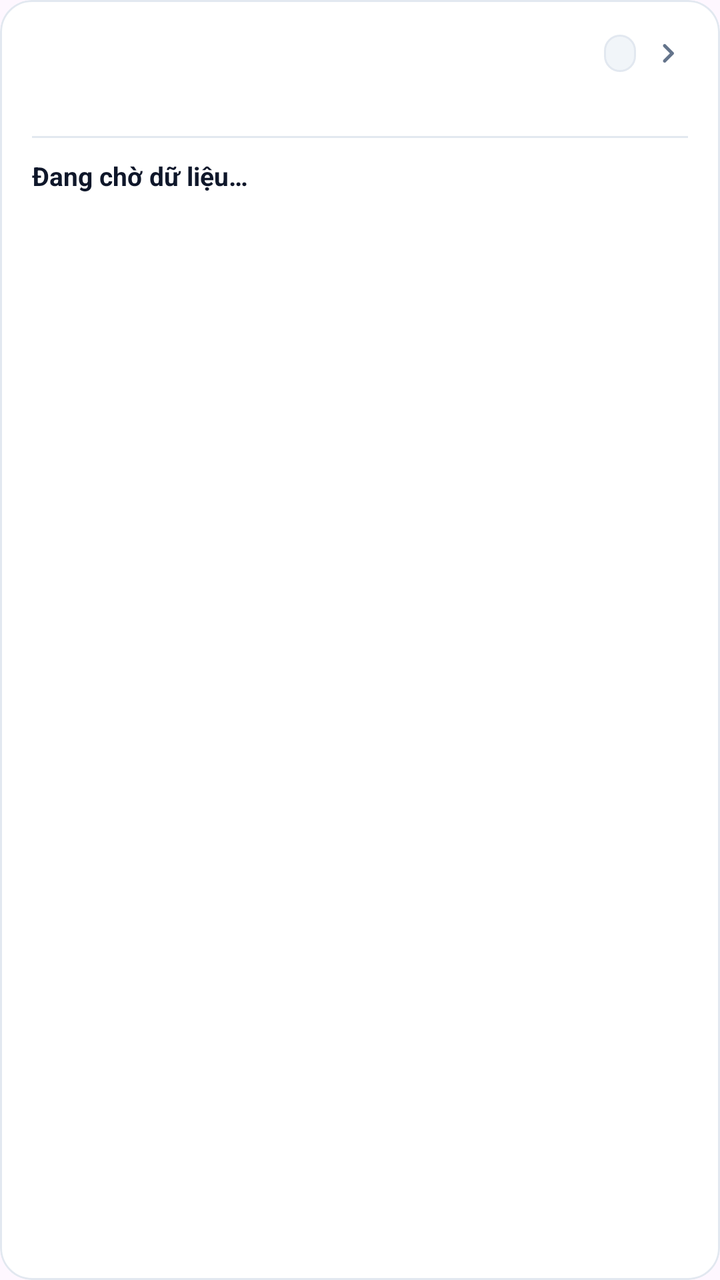
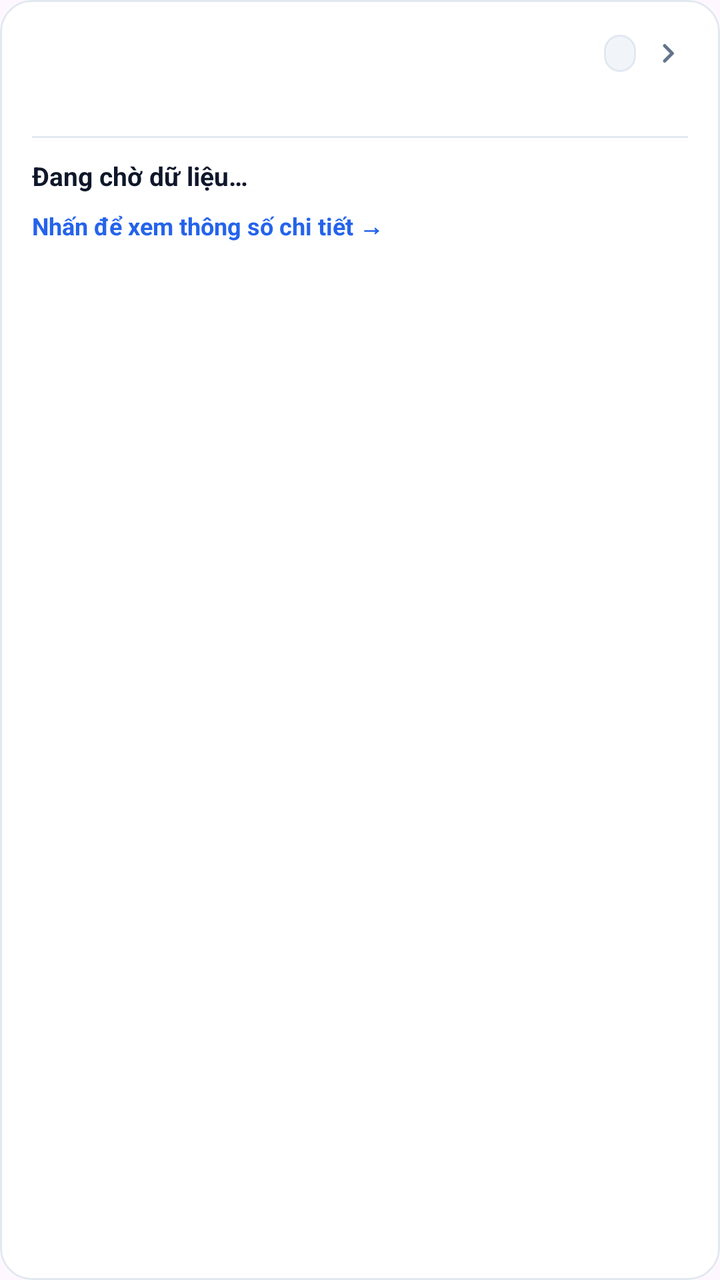

Screens rendered from an Android XML layout before and after an edit, with the pre-edit source and the edit as a unified diff.
<!-- AndroidManifest.xml: application theme Theme.BaseProject -->
<!-- res/layout/item_sensor_card.xml -->
<?xml version="1.0" encoding="utf-8"?>
<com.google.android.material.card.MaterialCardView xmlns:android="http://schemas.android.com/apk/res/android"
    xmlns:app="http://schemas.android.com/apk/res-auto"
    android:layout_width="match_parent"
    android:layout_height="wrap_content"
    android:layout_marginStart="16dp"
    android:layout_marginTop="6dp"
    android:layout_marginEnd="16dp"
    android:layout_marginBottom="6dp"
    android:clickable="true"
    android:focusable="true"
    android:foreground="?attr/selectableItemBackground"
    app:cardBackgroundColor="@color/colorCardBackground"
    app:cardCornerRadius="16dp"
    app:cardElevation="0dp"
    app:strokeColor="@color/colorBorder"
    app:strokeWidth="1dp">

    <LinearLayout
        android:layout_width="match_parent"
        android:layout_height="wrap_content"
        android:orientation="vertical"
        android:padding="16dp">

        <LinearLayout
            android:layout_width="match_parent"
            android:layout_height="wrap_content"
            android:gravity="center_vertical"
            android:orientation="horizontal">

            <TextView
                android:id="@+id/tvSensorName"
                android:layout_width="0dp"
                android:layout_height="wrap_content"
                android:layout_weight="1"
                android:textColor="@color/colorPrimary"
                android:textSize="16sp"
                android:textStyle="bold" />

            <TextView
                android:id="@+id/tvSensorType"
                android:layout_width="wrap_content"
                android:layout_height="wrap_content"
                android:background="@drawable/bg_search_bar"
                android:paddingStart="8dp"
                android:paddingTop="2dp"
                android:paddingEnd="8dp"
                android:paddingBottom="2dp"
                android:textColor="@color/textSecondary"
                android:textSize="11sp" />

            <ImageView
                android:layout_width="20dp"
                android:layout_height="20dp"
                android:layout_marginStart="6dp"
                android:src="@drawable/ic_chevron_right"
                app:tint="@color/textSecondary" />
        </LinearLayout>

        <TextView
            android:id="@+id/tvSensorVendor"
            android:layout_width="wrap_content"
            android:layout_height="wrap_content"
            android:layout_marginTop="4dp"
            android:textColor="@color/textSecondary"
            android:textSize="12sp" />

        <View
            android:layout_width="match_parent"
            android:layout_height="1dp"
            android:layout_marginTop="10dp"
            android:layout_marginBottom="10dp"
            android:background="@color/colorBorder" />

        
        <TextView
            android:id="@+id/tvSensorLiveValues"
            android:layout_width="match_parent"
            android:layout_height="wrap_content"
            android:lineSpacingExtra="2dp"
            android:text="Đang chờ dữ liệu…"
            android:textColor="@color/textPrimary"
            android:textSize="13sp"
            android:textStyle="bold" />

        <TextView
            android:id="@+id/tvSensorSpecs"
            android:layout_width="match_parent"
            android:layout_height="wrap_content"
            android:layout_marginTop="6dp"
            android:textColor="@color/textMuted"
            android:textSize="11sp" />

    </LinearLayout>
</com.google.android.material.card.MaterialCardView>
<!-- resources referenced by this layout -->
<resources>
  <color name="colorBorder">#E2E8F0</color>
  <color name="colorCardBackground">#FFFFFF</color>
  <color name="colorPrimary">#2563EB</color>
  <color name="textMuted">#94A3B8</color>
  <color name="textPrimary">#0F172A</color>
  <color name="textSecondary">#64748B</color>
  <!-- drawable bg_search_bar (drawable) -->
  <?xml version="1.0" encoding="utf-8"?>
  <shape xmlns:android="http://schemas.android.com/apk/res/android"
      android:shape="rectangle">
      <corners android:radius="16dp" />
      <solid android:color="#F1F5F9" />
      <stroke android:width="1dp" android:color="#E2E8F0" />
  </shape>
  <!-- drawable ic_chevron_right (drawable) -->
  <vector xmlns:android="http://schemas.android.com/apk/res/android"
      android:width="20dp"
      android:height="20dp"
      android:viewportWidth="24"
      android:viewportHeight="24">
    <path
        android:fillColor="@color/textSecondary"
        android:pathData="M9.29,15.88L13.17,12L9.29,8.12C8.9,7.73 8.9,7.1 9.29,6.71C9.68,6.32 10.31,6.32 10.7,6.71L15.29,11.3C15.68,11.69 15.68,12.32 15.29,12.71L10.7,17.3C10.31,17.69 9.68,17.69 9.29,17.3C8.9,16.91 8.9,16.27 9.29,15.88Z"/>
  </vector>
  <style name="Theme.BaseProject" parent="Base.Theme.BaseProject" />
  <style name="Base.Theme.BaseProject" parent="Theme.Material3.DayNight.NoActionBar">
          
          
      </style>
</resources>

<!-- the commit's change to res/layout/item_sensor_card.xml (unified diff, before → after) -->
@@ -77,7 +77,7 @@
             android:id="@+id/tvSensorLiveValues"
             android:layout_width="match_parent"
             android:layout_height="wrap_content"
-            android:lineSpacingExtra="2dp"
+            android:lineSpacingExtra="4dp"
             android:text="Đang chờ dữ liệu…"
             android:textColor="@color/textPrimary"
             android:textSize="13sp"
@@ -87,9 +87,11 @@
             android:id="@+id/tvSensorSpecs"
             android:layout_width="match_parent"
             android:layout_height="wrap_content"
-            android:layout_marginTop="6dp"
-            android:textColor="@color/textMuted"
-            android:textSize="11sp" />
+            android:layout_marginTop="8dp"
+            android:text="Nhấn để xem thông số chi tiết →"
+            android:textColor="@color/colorPrimary"
+            android:textSize="12sp"
+            android:textStyle="bold" />
 
     </LinearLayout>
 </com.google.android.material.card.MaterialCardView>
<!-- resource entries referenced after the edit -->
@@ -3,7 +3,6 @@
   <color name="colorBorder">#E2E8F0</color>
   <color name="colorCardBackground">#FFFFFF</color>
   <color name="colorPrimary">#2563EB</color>
-  <color name="textMuted">#94A3B8</color>
   <color name="textPrimary">#0F172A</color>
   <color name="textSecondary">#64748B</color>
   <!-- drawable bg_search_bar (drawable) -->
